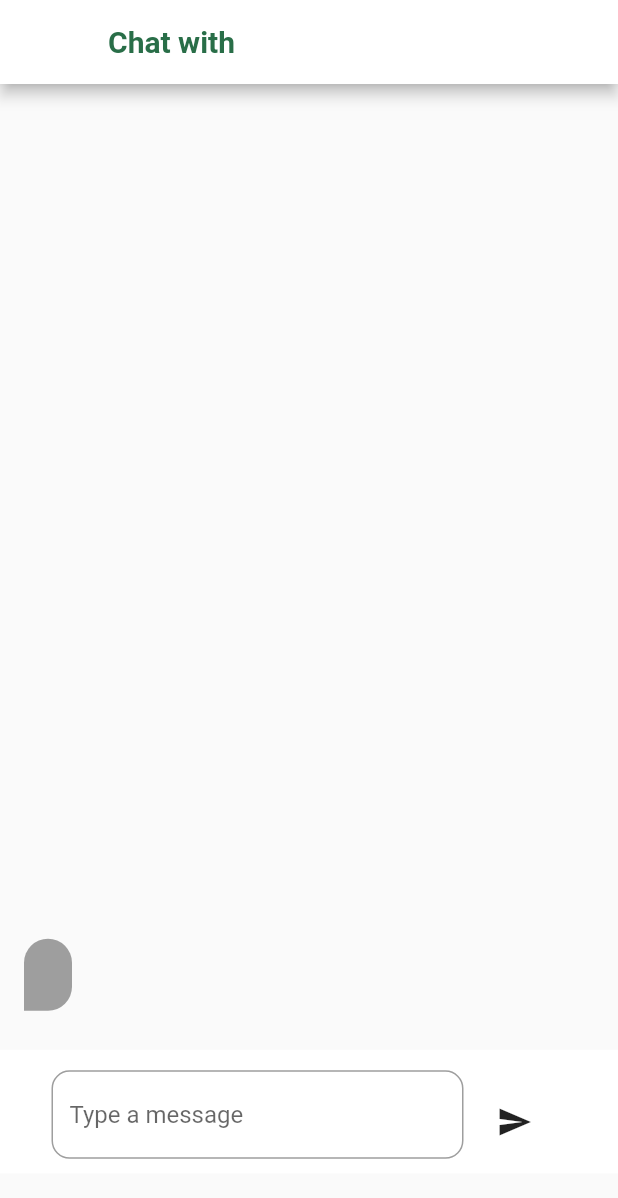
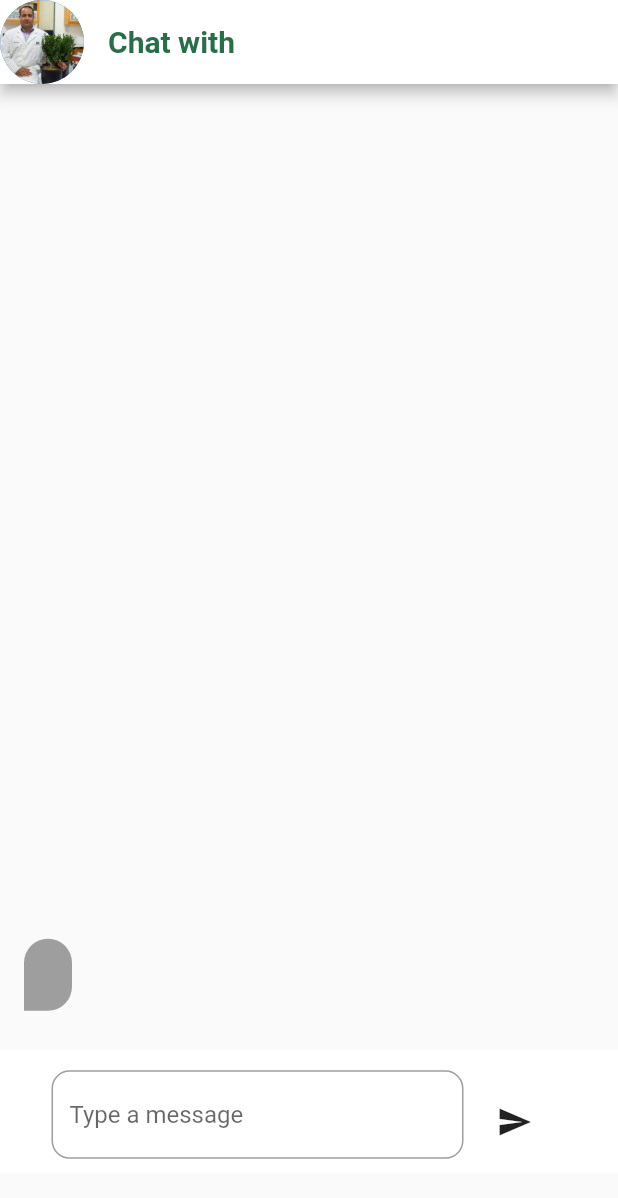
Before and after one commit to Aswin-S25/plants, a Flutter app: the ChatScreen screen opened directly with empty values, after a tap on the "send" icon, on a phone screen of 412 x 824 dp. Shown: the top 1198 px of the screen. Run offline on Flutter 3.47's test engine with Material 2 defaults, Android fonts, the phone set to English and light mode, and no system bars; our stand-ins replace animated_bottom_navigation_bar, cloud_firestore, firebase_auth, firebase_core, firebase_storage, flutter_chat_bubble and 2 more; accounts and stored records are empty.

```diff
--- a/lib/ui/screens/chat_screen.dart
+++ b/lib/ui/screens/chat_screen.dart
@@ -14,12 +14,14 @@ class ChatScreen extends StatelessWidget {
   final Doctor? doctor;
   final Map<String, dynamic>? userMap;
   final String? chatRoomId;
+  final String? profileImage;
 
   ChatScreen({
     Key? key,
     this.doctor,
     this.userMap,
     this.chatRoomId,
+    this.profileImage,
   });
 
   TextEditingController _messageController = TextEditingController();
@@ -32,6 +34,11 @@ class ChatScreen extends StatelessWidget {
     return Scaffold(
         appBar: AppBar(
           backgroundColor: Colors.white,
+          leading: const CircleAvatar(
+            radius: 10,
+            backgroundImage: AssetImage(
+                'assets/images/doctor1.jpg'), // Replace with the image URL or asset path
+          ),
           title: Text(
             'Chat with ${doctor!.name}',
             style: TextStyle(
```
